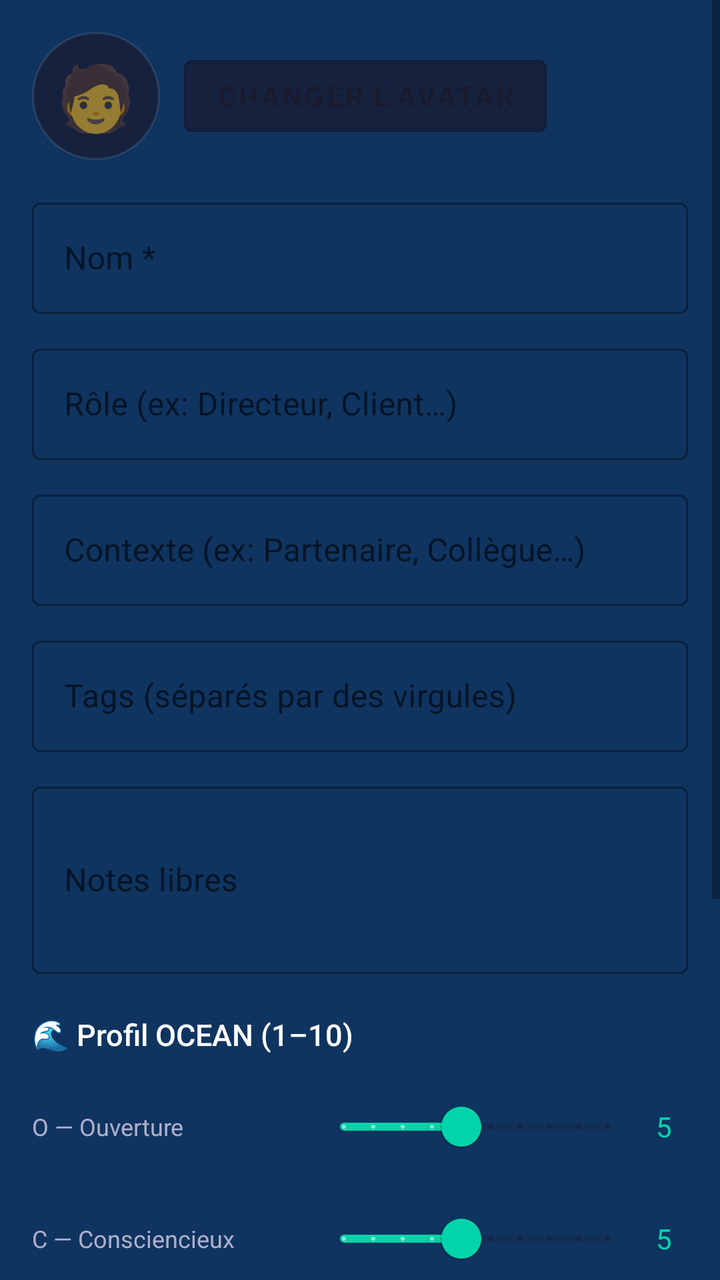
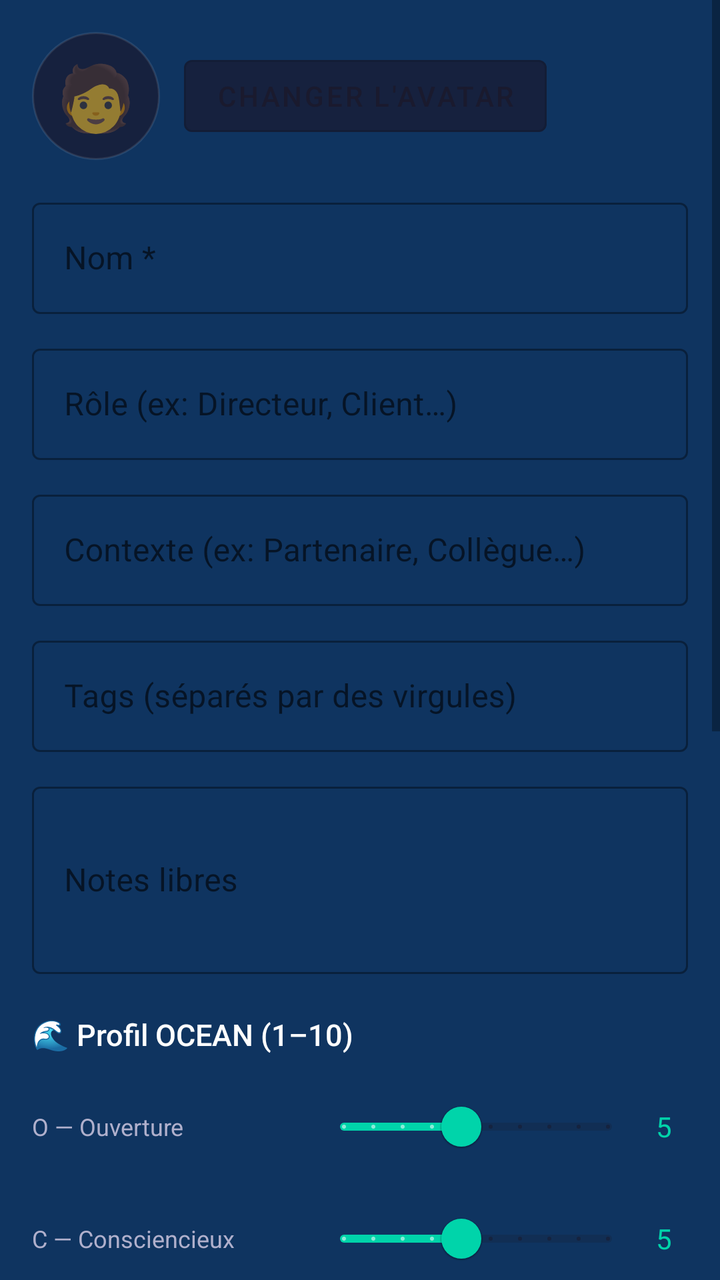

An Android layout rendered at two revisions. The XML below is the earlier revision; the diff shows what the commit changed to produce the second picture.
<!-- AndroidManifest.xml: application theme Theme.PeopleModeler -->
<!-- res/layout/fragment_person_edit.xml -->
<?xml version="1.0" encoding="utf-8"?>
<ScrollView xmlns:android="http://schemas.android.com/apk/res/android"
    xmlns:app="http://schemas.android.com/apk/res-auto"
    android:layout_width="match_parent"
    android:layout_height="match_parent"
    android:background="@color/colorBackground">

    <LinearLayout
        android:layout_width="match_parent"
        android:layout_height="wrap_content"
        android:orientation="vertical"
        android:padding="16dp">

        
        <LinearLayout
            android:layout_width="match_parent"
            android:layout_height="wrap_content"
            android:orientation="horizontal"
            android:gravity="center_vertical"
            android:layout_marginBottom="16dp">

            <TextView
                android:id="@+id/textSelectedEmoji"
                android:layout_width="64dp"
                android:layout_height="64dp"
                android:text="🧑"
                android:textSize="32sp"
                android:gravity="center"
                android:background="@drawable/avatar_background"/>

            <com.google.android.material.button.MaterialButton
                android:id="@+id/btnPickEmoji"
                android:layout_width="wrap_content"
                android:layout_height="wrap_content"
                android:layout_marginStart="12dp"
                android:text="Changer l'avatar"
                app:backgroundTint="@color/colorCardBackground"
                style="@style/Widget.MaterialComponents.Button.OutlinedButton"/>
        </LinearLayout>

        
        <com.google.android.material.textfield.TextInputLayout
            android:layout_width="match_parent"
            android:layout_height="wrap_content"
            android:hint="Nom *"
            android:layout_marginBottom="12dp"
            style="@style/Widget.MaterialComponents.TextInputLayout.OutlinedBox">
            <com.google.android.material.textfield.TextInputEditText
                android:id="@+id/editName"
                android:layout_width="match_parent"
                android:layout_height="wrap_content"
                android:inputType="textPersonName"
                android:textColor="@color/colorText"/>
        </com.google.android.material.textfield.TextInputLayout>

        
        <com.google.android.material.textfield.TextInputLayout
            android:layout_width="match_parent"
            android:layout_height="wrap_content"
            android:hint="Rôle (ex: Directeur, Client…)"
            android:layout_marginBottom="12dp"
            style="@style/Widget.MaterialComponents.TextInputLayout.OutlinedBox">
            <com.google.android.material.textfield.TextInputEditText
                android:id="@+id/editRole"
                android:layout_width="match_parent"
                android:layout_height="wrap_content"
                android:textColor="@color/colorText"/>
        </com.google.android.material.textfield.TextInputLayout>

        
        <com.google.android.material.textfield.TextInputLayout
            android:layout_width="match_parent"
            android:layout_height="wrap_content"
            android:hint="Contexte (ex: Partenaire, Collègue…)"
            android:layout_marginBottom="12dp"
            style="@style/Widget.MaterialComponents.TextInputLayout.OutlinedBox">
            <com.google.android.material.textfield.TextInputEditText
                android:id="@+id/editContext"
                android:layout_width="match_parent"
                android:layout_height="wrap_content"
                android:textColor="@color/colorText"/>
        </com.google.android.material.textfield.TextInputLayout>

        
        <com.google.android.material.textfield.TextInputLayout
            android:layout_width="match_parent"
            android:layout_height="wrap_content"
            android:hint="Tags (séparés par des virgules)"
            android:layout_marginBottom="12dp"
            style="@style/Widget.MaterialComponents.TextInputLayout.OutlinedBox">
            <com.google.android.material.textfield.TextInputEditText
                android:id="@+id/editTags"
                android:layout_width="match_parent"
                android:layout_height="wrap_content"
                android:textColor="@color/colorText"/>
        </com.google.android.material.textfield.TextInputLayout>

        
        <com.google.android.material.textfield.TextInputLayout
            android:layout_width="match_parent"
            android:layout_height="wrap_content"
            android:hint="Notes libres"
            android:layout_marginBottom="20dp"
            style="@style/Widget.MaterialComponents.TextInputLayout.OutlinedBox">
            <com.google.android.material.textfield.TextInputEditText
                android:id="@+id/editNotes"
                android:layout_width="match_parent"
                android:layout_height="wrap_content"
                android:inputType="textMultiLine"
                android:minLines="3"
                android:textColor="@color/colorText"/>
        </com.google.android.material.textfield.TextInputLayout>

        
        <TextView
            android:layout_width="wrap_content"
            android:layout_height="wrap_content"
            android:text="🌊 Profil OCEAN (1–10)"
            android:textColor="@color/colorText"
            android:textSize="15sp"
            android:fontFamily="sans-serif-medium"
            android:layout_marginBottom="12dp"/>

        
        <LinearLayout android:layout_width="match_parent" android:layout_height="wrap_content" android:orientation="horizontal" android:gravity="center_vertical" android:layout_marginBottom="8dp">
            <TextView android:layout_width="140dp" android:layout_height="wrap_content" android:text="O — Ouverture" android:textColor="@color/colorTextSecondary" android:textSize="12sp"/>
            <com.google.android.material.slider.Slider android:id="@+id/sliderO" android:layout_width="0dp" android:layout_height="wrap_content" android:layout_weight="1" android:valueFrom="1" android:valueTo="10" android:stepSize="1" android:value="5" app:thumbColor="@color/colorMotivation" app:trackColorActive="@color/colorMotivation"/>
            <TextView android:id="@+id/valO" android:layout_width="24dp" android:layout_height="wrap_content" android:text="5" android:textColor="@color/colorMotivation" android:gravity="center"/>
        </LinearLayout>
        
        <LinearLayout android:layout_width="match_parent" android:layout_height="wrap_content" android:orientation="horizontal" android:gravity="center_vertical" android:layout_marginBottom="8dp">
            <TextView android:layout_width="140dp" android:layout_height="wrap_content" android:text="C — Consciencieux" android:textColor="@color/colorTextSecondary" android:textSize="12sp"/>
            <com.google.android.material.slider.Slider android:id="@+id/sliderC" android:layout_width="0dp" android:layout_height="wrap_content" android:layout_weight="1" android:valueFrom="1" android:valueTo="10" android:stepSize="1" android:value="5" app:thumbColor="@color/colorMotivation" app:trackColorActive="@color/colorMotivation"/>
            <TextView android:id="@+id/valC" android:layout_width="24dp" android:layout_height="wrap_content" android:text="5" android:textColor="@color/colorMotivation" android:gravity="center"/>
        </LinearLayout>
        
        <LinearLayout android:layout_width="match_parent" android:layout_height="wrap_content" android:orientation="horizontal" android:gravity="center_vertical" android:layout_marginBottom="8dp">
            <TextView android:layout_width="140dp" android:layout_height="wrap_content" android:text="E — Extraversion" android:textColor="@color/colorTextSecondary" android:textSize="12sp"/>
            <com.google.android.material.slider.Slider android:id="@+id/sliderE" android:layout_width="0dp" android:layout_height="wrap_content" android:layout_weight="1" android:valueFrom="1" android:valueTo="10" android:stepSize="1" android:value="5" app:thumbColor="@color/colorMotivation" app:trackColorActive="@color/colorMotivation"/>
            <TextView android:id="@+id/valE" android:layout_width="24dp" android:layout_height="wrap_content" android:text="5" android:textColor="@color/colorMotivation" android:gravity="center"/>
        </LinearLayout>
        
        <LinearLayout android:layout_width="match_parent" android:layout_height="wrap_content" android:orientation="horizontal" android:gravity="center_vertical" android:layout_marginBottom="8dp">
            <TextView android:layout_width="140dp" android:layout_height="wrap_content" android:text="A — Agréabilité" android:textColor="@color/colorTextSecondary" android:textSize="12sp"/>
            <com.google.android.material.slider.Slider android:id="@+id/sliderA" android:layout_width="0dp" android:layout_height="wrap_content" android:layout_weight="1" android:valueFrom="1" android:valueTo="10" android:stepSize="1" android:value="5" app:thumbColor="@color/colorMotivation" app:trackColorActive="@color/colorMotivation"/>
            <TextView android:id="@+id/valA" android:layout_width="24dp" android:layout_height="wrap_content" android:text="5" android:textColor="@color/colorMotivation" android:gravity="center"/>
        </LinearLayout>
        
        <LinearLayout android:layout_width="match_parent" android:layout_height="wrap_content" android:orientation="horizontal" android:gravity="center_vertical" android:layout_marginBottom="20dp">
            <TextView android:layout_width="140dp" android:layout_height="wrap_content" android:text="N — Névrosisme" android:textColor="@color/colorTextSecondary" android:textSize="12sp"/>
            <com.google.android.material.slider.Slider android:id="@+id/sliderN" android:layout_width="0dp" android:layout_height="wrap_content" android:layout_weight="1" android:valueFrom="1" android:valueTo="10" android:stepSize="1" android:value="5" app:thumbColor="@color/colorBias" app:trackColorActive="@color/colorBias"/>
            <TextView android:id="@+id/valN" android:layout_width="24dp" android:layout_height="wrap_content" android:text="5" android:textColor="@color/colorBias" android:gravity="center"/>
        </LinearLayout>

        
        <LinearLayout
            android:layout_width="match_parent"
            android:layout_height="wrap_content"
            android:orientation="horizontal"
            android:gravity="end"
            android:layout_marginBottom="16dp">

            <com.google.android.material.button.MaterialButton
                android:id="@+id/btnCancel"
                android:layout_width="wrap_content"
                android:layout_height="wrap_content"
                android:text="Annuler"
                android:layout_marginEnd="12dp"
                app:backgroundTint="@color/colorCardBackground"
                style="@style/Widget.MaterialComponents.Button.OutlinedButton"/>

            <com.google.android.material.button.MaterialButton
                android:id="@+id/btnSave"
                android:layout_width="wrap_content"
                android:layout_height="wrap_content"
                android:text="💾 Enregistrer"
                app:backgroundTint="@color/colorSecondary"/>
        </LinearLayout>

    </LinearLayout>
</ScrollView>
<!-- resources referenced by this layout -->
<resources>
  <color name="colorBackground">#0F3460</color>
  <color name="colorBias">#E94560</color>
  <color name="colorCardBackground">#16213E</color>
  <color name="colorMotivation">#00D4AA</color>
  <color name="colorSecondary">#E94560</color>
  <color name="colorText">#FFFFFF</color>
  <color name="colorTextSecondary">#B0B0CC</color>
  <!-- drawable avatar_background (drawable) -->
  <?xml version="1.0" encoding="utf-8"?>
  <shape xmlns:android="http://schemas.android.com/apk/res/android"
      android:shape="oval">
      <solid android:color="@color/colorCardBackground" />
      <stroke android:width="1dp" android:color="#1AFFFFFF" />
  </shape>
  <style name="Theme.PeopleModeler" parent="Theme.MaterialComponents.DayNight.NoActionBar">
          <item name="colorPrimary">@color/colorPrimary</item>
          <item name="colorPrimaryVariant">@color/colorPrimaryVariant</item>
          <item name="colorOnPrimary">@color/colorOnPrimary</item>
          <item name="colorSecondary">@color/colorSecondary</item>
          <item name="colorOnSecondary">@color/colorOnSecondary</item>
          <item name="android:colorBackground">@color/colorBackground</item>
          <item name="colorSurface">@color/colorSurface</item>
          <item name="android:windowLightStatusBar">false</item>
          <item name="android:statusBarColor">@color/colorPrimary</item>
      </style>
  <color name="colorPrimary">#1A1A2E</color>
  <color name="colorPrimaryVariant">#16213E</color>
  <color name="colorOnPrimary">#FFFFFF</color>
  <color name="colorOnSecondary">#FFFFFF</color>
  <color name="colorSurface">#1A1A2E</color>
</resources>

<!-- the commit's change to res/layout/fragment_person_edit.xml (unified diff, before → after) -->
@@ -153,6 +153,58 @@
         </LinearLayout>
 
         
+        <TextView
+            android:layout_width="wrap_content"
+            android:layout_height="wrap_content"
+            android:text="💡 Motivations"
+            android:textColor="@color/colorMotivation"
+            android:textSize="15sp"
+            android:fontFamily="sans-serif-medium"
+            android:layout_marginBottom="8dp"/>
+
+        <LinearLayout
+            android:id="@+id/listMotivations"
+            android:layout_width="match_parent"
+            android:layout_height="wrap_content"
+            android:orientation="vertical"
+            android:layout_marginBottom="8dp"/>
+
+        <com.google.android.material.button.MaterialButton
+            android:id="@+id/btnAddMotivation"
+            android:layout_width="wrap_content"
+            android:layout_height="wrap_content"
+            android:text="+ Ajouter une motivation"
+            android:layout_marginBottom="20dp"
+            app:backgroundTint="@color/colorMotivation"
+            style="@style/Widget.MaterialComponents.Button.TextButton"/>
+
+        
+        <TextView
+            android:layout_width="wrap_content"
+            android:layout_height="wrap_content"
+            android:text="🧠 Biais cognitifs"
+            android:textColor="@color/colorBias"
+            android:textSize="15sp"
+            android:fontFamily="sans-serif-medium"
+            android:layout_marginBottom="8dp"/>
+
+        <LinearLayout
+            android:id="@+id/listBiases"
+            android:layout_width="match_parent"
+            android:layout_height="wrap_content"
+            android:orientation="vertical"
+            android:layout_marginBottom="8dp"/>
+
+        <com.google.android.material.button.MaterialButton
+            android:id="@+id/btnAddBias"
+            android:layout_width="wrap_content"
+            android:layout_height="wrap_content"
+            android:text="+ Ajouter un biais"
+            android:layout_marginBottom="20dp"
+            app:backgroundTint="@color/colorBias"
+            style="@style/Widget.MaterialComponents.Button.TextButton"/>
+
+        
         <LinearLayout
             android:layout_width="match_parent"
             android:layout_height="wrap_content"
